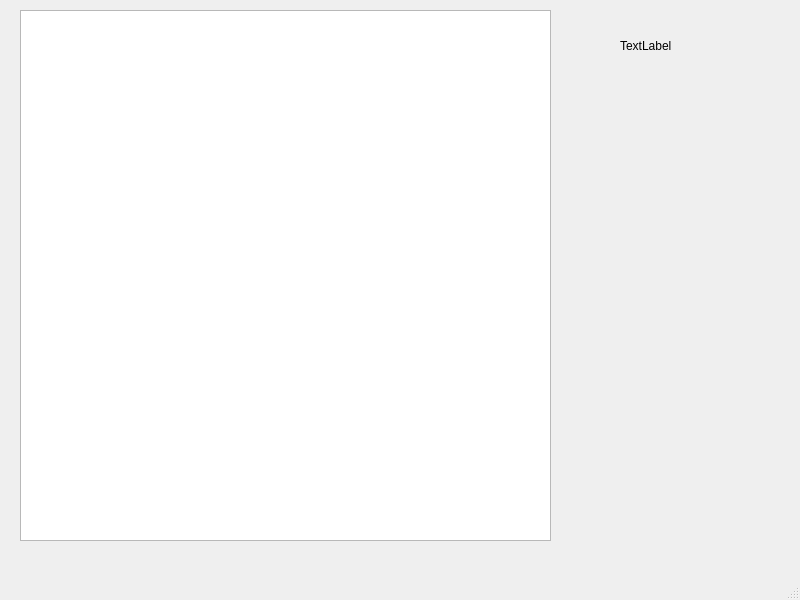
Old version of the form apps/ImageTools/mainwindow.ui in the repository xiaoqinxing/myrepo_c.
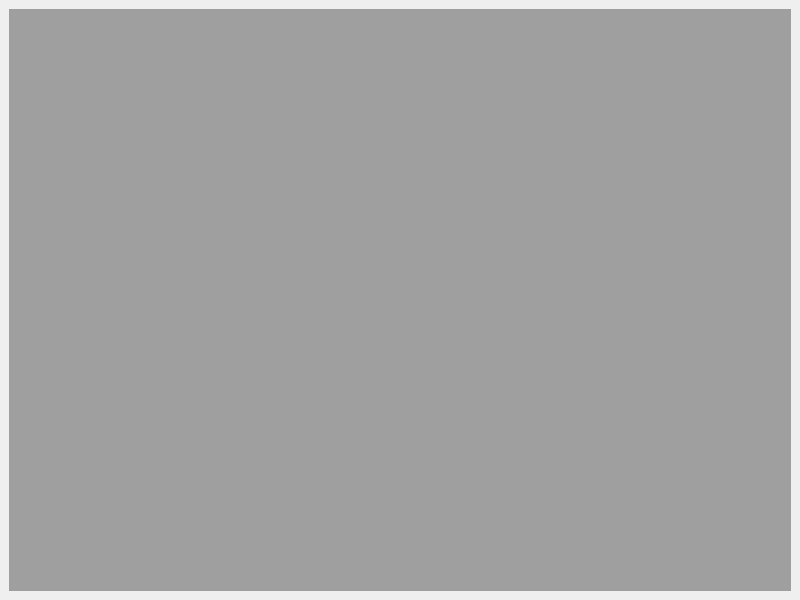
New version of the form.

```diff
--- a/apps/ImageTools/mainwindow.ui
+++ b/apps/ImageTools/mainwindow.ui
@@ -14,29 +14,24 @@
    <string>MainWindow</string>
   </property>
   <widget class="QWidget" name="centralwidget">
-   <widget class="QGraphicsView" name="graphicsView">
-    <property name="geometry">
-     <rect>
-      <x>20</x>
-      <y>10</y>
-      <width>531</width>
-      <height>531</height>
-     </rect>
-    </property>
-   </widget>
-   <widget class="QLabel" name="label">
-    <property name="geometry">
-     <rect>
-      <x>620</x>
-      <y>40</y>
-      <width>54</width>
-      <height>12</height>
-     </rect>
-    </property>
-    <property name="text">
-     <string>TextLabel</string>
-    </property>
-   </widget>
+   <layout class="QGridLayout" name="gridLayout_2">
+    <item row="0" column="0">
+     <widget class="QMdiArea" name="mdiArea">
+      <property name="viewMode">
+       <enum>QMdiArea::TabbedView</enum>
+      </property>
+      <property name="tabsClosable">
+       <bool>true</bool>
+      </property>
+      <property name="tabsMovable">
+       <bool>true</bool>
+      </property>
+      <property name="tabShape">
+       <enum>QTabWidget::Triangular</enum>
+      </property>
+     </widget>
+    </item>
+   </layout>
   </widget>
   <widget class="QMenuBar" name="menubar">
    <property name="geometry">
@@ -48,7 +43,6 @@
     </rect>
    </property>
   </widget>
-  <widget class="QStatusBar" name="statusbar"/>
  </widget>
  <resources/>
  <connections/>
```
